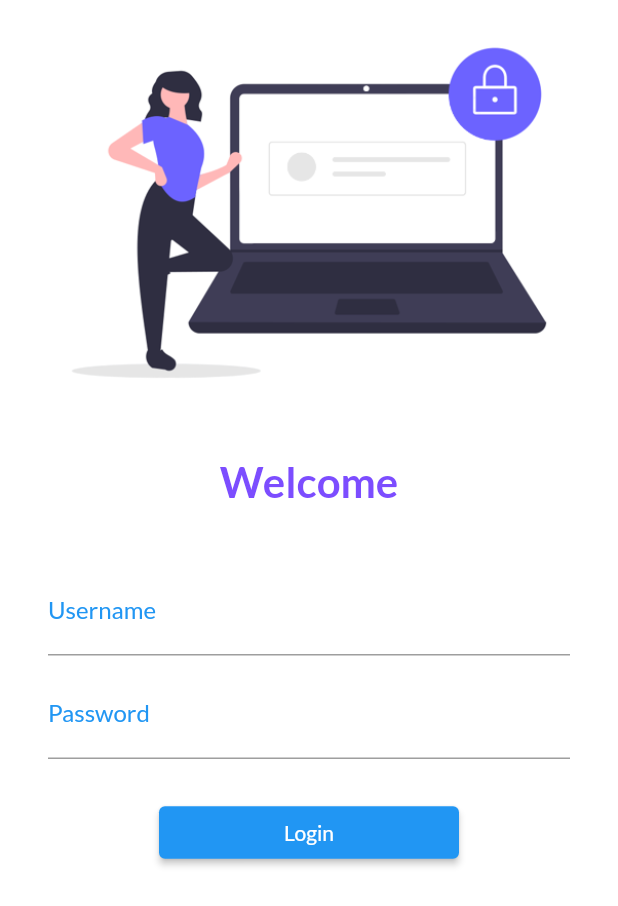
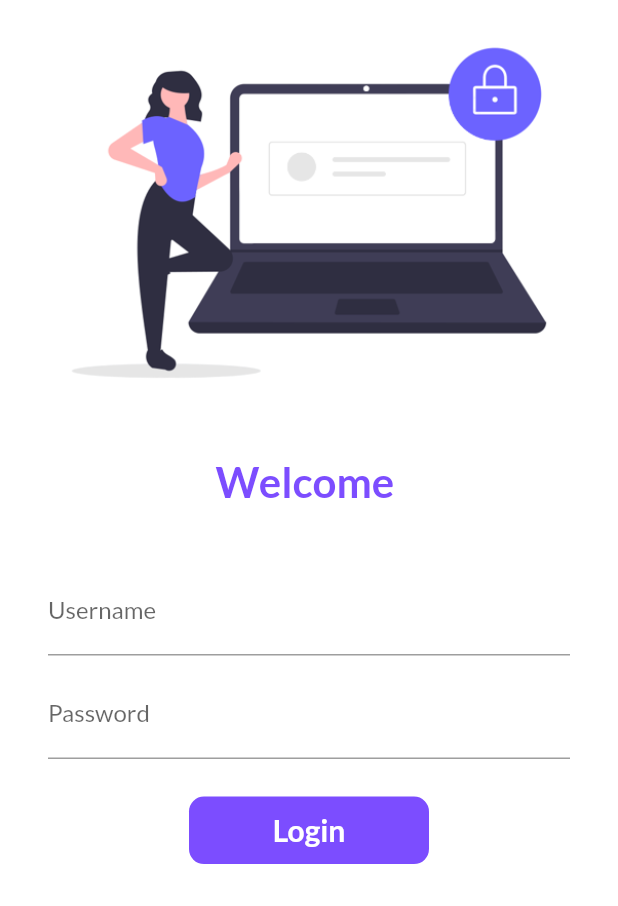
Before and after one commit to AbhinavNmdo/Flutter, a Flutter app: the screen it shows after launch, on a phone screen of 412 x 824 dp. Shown: the top 906 px of the screen. Run offline on Flutter 3.47's test engine with Material 2 defaults, Android fonts, the phone set to English and light mode, and no system bars; our stand-ins replace google_fonts.

Commit message:
Animated login button

```diff
--- a/lib/login_page.dart
+++ b/lib/login_page.dart
@@ -1,8 +1,16 @@
 import "package:flutter/material.dart";
 import 'package:flutter_catelog/utils/routes.dart';
 
-class LoginPage extends StatelessWidget {
+class LoginPage extends StatefulWidget {
   const LoginPage({Key? key}) : super(key: key);
+
+  @override
+  State<LoginPage> createState() => _LoginPageState();
+}
+
+class _LoginPageState extends State<LoginPage> {
+  String name = "";
+  bool changeButton = false;
 
   @override
   Widget build(BuildContext context) {
@@ -14,7 +22,7 @@ class LoginPage extends StatelessWidget {
           const SizedBox(
             height: 20.0,
           ),
-          const Text("Welcome", style: TextStyle(
+          Text("Welcome $name", style: const TextStyle(
             fontSize: 28,
             fontWeight: FontWeight.bold,
             color: Colors.deepPurpleAccent,
@@ -34,10 +42,11 @@ class LoginPage extends StatelessWidget {
                         hintStyle: TextStyle(
                             color: Colors.grey
                         ),
-                        labelStyle: TextStyle(
-                            color: Colors.blue
-                        )
                     ),
+                    onChanged: (value){
+                      name = value;
+                      setState((){});
+                    },
                   ),
                   const SizedBox(
                     height: 10,
@@ -50,23 +59,47 @@ class LoginPage extends StatelessWidget {
                         hintStyle: TextStyle(
                             color: Colors.grey
                         ),
-                        labelStyle: TextStyle(
-                          color: Colors.blue,
-                        )
                     ),
                   ),
                   const SizedBox(
                     height: 25,
                   ),
-                  ElevatedButton(
-                    onPressed: () {
+                  InkWell(
+                    onTap: () async {
+                      setState((){
+                        changeButton = true;
+                      });
+                      await Future.delayed(const Duration(milliseconds: 500));
                       Navigator.pushNamed(context, MyRoutes.homeRoute);
                     },
-                    child: Text('Login'),
-                    style: TextButton.styleFrom(
-                      minimumSize: Size(200, 35),
-                    ),
-                  ),
+                    child: AnimatedContainer(
+                      duration: const Duration(milliseconds: 500),
+                      height: 45,
+                      width: changeButton ? 45 : 160,
+                      alignment: Alignment.center,
+                      decoration: BoxDecoration(
+                        color: Colors.deepPurpleAccent,
+                        borderRadius: BorderRadius.circular(changeButton ? 45 : 10),
+                      ),
+                      child: changeButton ? const Icon(
+                        Icons.done,
+                        color: Colors.white,
+                      ) : const Text('Login', style: TextStyle(
+                        color: Colors.white,
+                        fontWeight: FontWeight.bold,
+                        fontSize: 20,
+                      ),)
+                    )
+                  )
+                  // ElevatedButton(
+                  //   onPressed: () {
+                  //     Navigator.pushNamed(context, MyRoutes.homeRoute);
+                  //   },
+                  //   child: Text('Login'),
+                  //   style: TextButton.styleFrom(
+                  //     minimumSize: Size(200, 35),
+                  //   ),
+                  // ),
                 ],
               ),
             )
```
